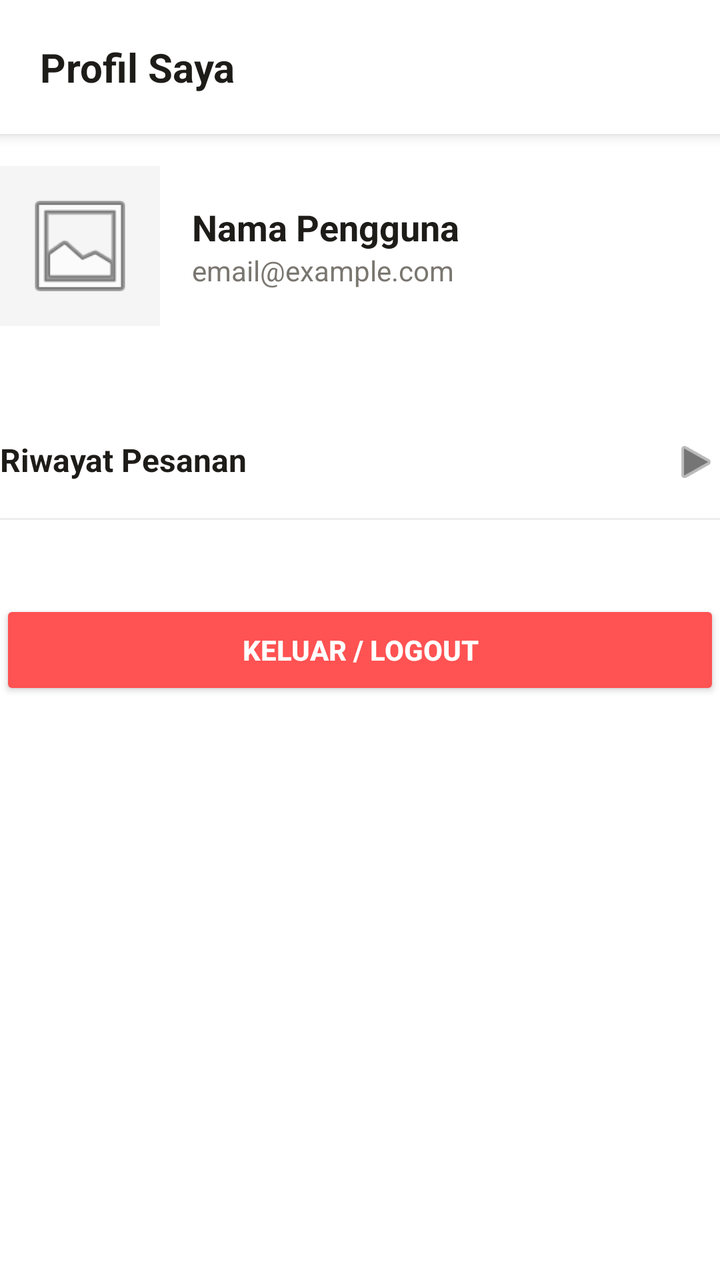
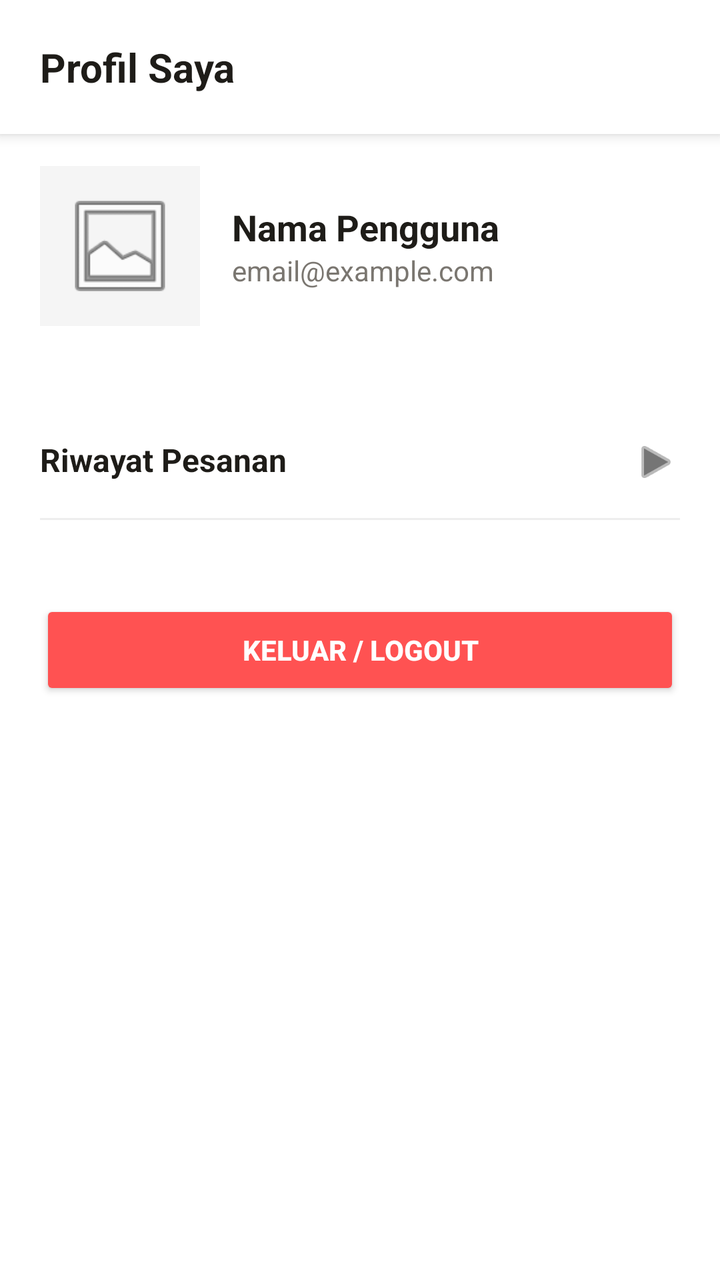

Screens rendered from an Android XML layout before and after an edit, with the pre-edit source and the edit as a unified diff.
<!-- AndroidManifest.xml: application theme Theme.KueWeh -->
<!-- res/layout/fragment_profile.xml -->
<?xml version="1.0" encoding="utf-8"?>
<LinearLayout xmlns:android="http://schemas.android.com/apk/res/android"
    android:layout_width="match_parent"
    android:layout_height="match_parent"
    android:orientation="vertical"
    android:background="#FFFFFF">

    <LinearLayout
        android:layout_width="match_parent"
        android:layout_height="wrap_content"
        android:background="#FFFFFF"
        android:elevation="4dp"
        android:padding="20dp"
        android:layout_marginBottom="16dp">

        <TextView
            android:layout_width="wrap_content"
            android:layout_height="wrap_content"
            android:text="Profil Saya"
            android:textColor="#1E1C18"
            android:textSize="20sp"
            android:textStyle="bold" />
    </LinearLayout>

    <LinearLayout
        android:layout_width="match_parent"
        android:layout_height="wrap_content"
        android:orientation="horizontal"
        android:gravity="center_vertical"
        android:layout_marginBottom="40dp">

        <ImageView
            android:id="@+id/profileImage"
            android:layout_width="80dp"
            android:layout_height="80dp"
            android:src="@android:drawable/ic_menu_gallery"
            android:background="#F5F5F5"
            android:padding="10dp"/>

        <LinearLayout
            android:layout_width="wrap_content"
            android:layout_height="wrap_content"
            android:orientation="vertical"
            android:layout_marginStart="16dp">

            <TextView
                android:id="@+id/tvProfileName"
                android:layout_width="wrap_content"
                android:layout_height="wrap_content"
                android:text="Nama Pengguna"
                android:textSize="18sp"
                android:textStyle="bold"
                android:textColor="#1E1C18"/>

            <TextView
                android:id="@+id/tvProfileEmail"
                android:layout_width="wrap_content"
                android:layout_height="wrap_content"
                android:text="email@example.com"
                android:textSize="14sp"
                android:textColor="#7A7670"/>
        </LinearLayout>
    </LinearLayout>

    <LinearLayout
        android:id="@+id/btnRiwayatPesanan"
        android:layout_width="match_parent"
        android:layout_height="wrap_content"
        android:orientation="horizontal"
        android:paddingVertical="16dp"
        android:background="?attr/selectableItemBackground"
        android:clickable="true"
        android:focusable="true">

        <TextView
            android:layout_width="0dp"
            android:layout_height="wrap_content"
            android:layout_weight="1"
            android:text="Riwayat Pesanan"
            android:textColor="#1E1C18"
            android:textSize="16sp"
            android:textStyle="bold"/>

        <ImageView
            android:layout_width="24dp"
            android:layout_height="24dp"
            android:src="@android:drawable/ic_media_play"
            android:rotation="0"
            app:tint="#757575"
            xmlns:app="http://schemas.android.com/apk/res-auto"/>
    </LinearLayout>

    <View android:layout_width="match_parent" android:layout_height="1dp" android:background="#EEEEEE" android:layout_marginBottom="40dp"/>

    <Button
        android:id="@+id/btnLogout"
        android:layout_width="match_parent"
        android:layout_height="50dp"
        android:backgroundTint="#FF5252"
        android:text="Keluar / Logout"
        android:textColor="#FFFFFF"
        android:textStyle="bold" />

</LinearLayout>
<!-- resources referenced by this layout -->
<resources>
  <style name="Theme.KueWeh" parent="Base.Theme.KueWeh" />
  <style name="Base.Theme.KueWeh" parent="Theme.Material3.DayNight.NoActionBar">
          
          
      </style>
</resources>

<!-- the commit's change to res/layout/fragment_profile.xml (unified diff, before → after) -->
@@ -1,5 +1,6 @@
 <?xml version="1.0" encoding="utf-8"?>
 <LinearLayout xmlns:android="http://schemas.android.com/apk/res/android"
+    xmlns:app="http://schemas.android.com/apk/res-auto"
     android:layout_width="match_parent"
     android:layout_height="match_parent"
     android:orientation="vertical"
@@ -25,80 +26,89 @@
     <LinearLayout
         android:layout_width="match_parent"
         android:layout_height="wrap_content"
-        android:orientation="horizontal"
-        android:gravity="center_vertical"
-        android:layout_marginBottom="40dp">
-
-        <ImageView
-            android:id="@+id/profileImage"
-            android:layout_width="80dp"
-            android:layout_height="80dp"
-            android:src="@android:drawable/ic_menu_gallery"
-            android:background="#F5F5F5"
-            android:padding="10dp"/>
+        android:orientation="vertical"
+        android:paddingHorizontal="20dp">
 
         <LinearLayout
-            android:layout_width="wrap_content"
+            android:layout_width="match_parent"
             android:layout_height="wrap_content"
-            android:orientation="vertical"
-            android:layout_marginStart="16dp">
+            android:orientation="horizontal"
+            android:gravity="center_vertical"
+            android:layout_marginBottom="40dp">
+
+            <ImageView
+                android:id="@+id/profileImage"
+                android:layout_width="80dp"
+                android:layout_height="80dp"
+                android:src="@android:drawable/ic_menu_gallery"
+                android:background="#F5F5F5"
+                android:padding="10dp"/>
+
+            <LinearLayout
+                android:layout_width="wrap_content"
+                android:layout_height="wrap_content"
+                android:orientation="vertical"
+                android:layout_marginStart="16dp">
+
+                <TextView
+                    android:id="@+id/tvProfileName"
+                    android:layout_width="wrap_content"
+                    android:layout_height="wrap_content"
+                    android:text="Nama Pengguna"
+                    android:textSize="18sp"
+                    android:textStyle="bold"
+                    android:textColor="#1E1C18"/>
+
+                <TextView
+                    android:id="@+id/tvProfileEmail"
+                    android:layout_width="wrap_content"
+                    android:layout_height="wrap_content"
+                    android:text="email@example.com"
+                    android:textSize="14sp"
+                    android:textColor="#7A7670"/>
+            </LinearLayout>
+        </LinearLayout>
+
+        <LinearLayout
+            android:id="@+id/btnRiwayatPesanan"
+            android:layout_width="match_parent"
+            android:layout_height="wrap_content"
+            android:orientation="horizontal"
+            android:paddingVertical="16dp"
+            android:background="?attr/selectableItemBackground"
+            android:clickable="true"
+            android:focusable="true">
 
             <TextView
-                android:id="@+id/tvProfileName"
-                android:layout_width="wrap_content"
+                android:layout_width="0dp"
                 android:layout_height="wrap_content"
-                android:text="Nama Pengguna"
-                android:textSize="18sp"
-                android:textStyle="bold"
-                android:textColor="#1E1C18"/>
+                android:layout_weight="1"
+                android:text="Riwayat Pesanan"
+                android:textColor="#1E1C18"
+                android:textSize="16sp"
+                android:textStyle="bold"/>
 
-            <TextView
-                android:id="@+id/tvProfileEmail"
-                android:layout_width="wrap_content"
-                android:layout_height="wrap_content"
-                android:text="email@example.com"
-                android:textSize="14sp"
-                android:textColor="#7A7670"/>
+            <ImageView
+                android:layout_width="24dp"
+                android:layout_height="24dp"
+                android:src="@android:drawable/ic_media_play"
+                android:rotation="0"
+                app:tint="#757575" />
         </LinearLayout>
-    </LinearLayout>
 
-    <LinearLayout
-        android:id="@+id/btnRiwayatPesanan"
-        android:layout_width="match_parent"
-        android:layout_height="wrap_content"
-        android:orientation="horizontal"
-        android:paddingVertical="16dp"
-        android:background="?attr/selectableItemBackground"
-        android:clickable="true"
-        android:focusable="true">
+        <View
+            android:layout_width="match_parent"
+            android:layout_height="1dp"
+            android:background="#EEEEEE"
+            android:layout_marginBottom="40dp"/>
 
-        <TextView
-            android:layout_width="0dp"
-            android:layout_height="wrap_content"
-            android:layout_weight="1"
-            android:text="Riwayat Pesanan"
-            android:textColor="#1E1C18"
-            android:textSize="16sp"
-            android:textStyle="bold"/>
+        <Button
+            android:id="@+id/btnLogout"
+            android:layout_width="match_parent"
+            android:layout_height="50dp"
+            android:backgroundTint="#FF5252"
+            android:text="Keluar / Logout"
+            android:textColor="#FFFFFF"
+            android:textStyle="bold" />
 
-        <ImageView
-            android:layout_width="24dp"
-            android:layout_height="24dp"
-            android:src="@android:drawable/ic_media_play"
-            android:rotation="0"
-            app:tint="#757575"
-            xmlns:app="http://schemas.android.com/apk/res-auto"/>
-    </LinearLayout>
-
-    <View android:layout_width="match_parent" android:layout_height="1dp" android:background="#EEEEEE" android:layout_marginBottom="40dp"/>
-
-    <Button
-        android:id="@+id/btnLogout"
-        android:layout_width="match_parent"
-        android:layout_height="50dp"
-        android:backgroundTint="#FF5252"
-        android:text="Keluar / Logout"
-        android:textColor="#FFFFFF"
-        android:textStyle="bold" />
-
-</LinearLayout>
+    </LinearLayout> </LinearLayout>
